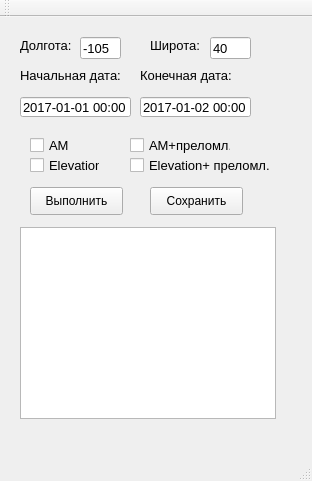
Old version of the form SolarGeometryCalculatorNOAA.ui in the repository alneka/SGC.
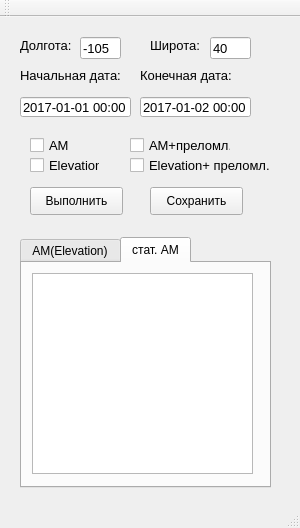
New version of the form.

Commit message: TPL, add  TableWidget AM + AM cor / Save

```diff
--- a/SolarGeometryCalculatorNOAA.ui
+++ b/SolarGeometryCalculatorNOAA.ui
@@ -6,8 +6,8 @@
    <rect>
     <x>0</x>
     <y>0</y>
-    <width>312</width>
-    <height>481</height>
+    <width>300</width>
+    <height>528</height>
    </rect>
   </property>
   <property name="windowTitle">
@@ -232,16 +232,6 @@
      <string>Сохранить</string>
     </property>
    </widget>
-   <widget class="QTableWidget" name="tw_SGC">
-    <property name="geometry">
-     <rect>
-      <x>20</x>
-      <y>210</y>
-      <width>256</width>
-      <height>192</height>
-     </rect>
-    </property>
-   </widget>
    <widget class="QCheckBox" name="cB_isElevation_with_refr">
     <property name="geometry">
      <rect>
@@ -278,6 +268,49 @@
      <string>AM+преломл.</string>
     </property>
    </widget>
+   <widget class="QTabWidget" name="tabw_AM_Elev">
+    <property name="geometry">
+     <rect>
+      <x>20</x>
+      <y>220</y>
+      <width>251</width>
+      <height>251</height>
+     </rect>
+    </property>
+    <property name="currentIndex">
+     <number>1</number>
+    </property>
+    <widget class="QWidget" name="t_AM_Elevation">
+     <attribute name="title">
+      <string>AM(Elevation)</string>
+     </attribute>
+     <widget class="QTableWidget" name="tw_SGC">
+      <property name="geometry">
+       <rect>
+        <x>10</x>
+        <y>10</y>
+        <width>221</width>
+        <height>201</height>
+       </rect>
+      </property>
+     </widget>
+    </widget>
+    <widget class="QWidget" name="t_AM_statistic">
+     <attribute name="title">
+      <string>стат. AM</string>
+     </attribute>
+     <widget class="QTableWidget" name="tw_SGC_AM_statistic">
+      <property name="geometry">
+       <rect>
+        <x>10</x>
+        <y>10</y>
+        <width>221</width>
+        <height>201</height>
+       </rect>
+      </property>
+     </widget>
+    </widget>
+   </widget>
   </widget>
   <widget class="QMenuBar" name="menuBar">
    <property name="geometry">
```
Left out of the diff: 2 changed lines with no effect on the pictures. The commit also changes 7 other files.
